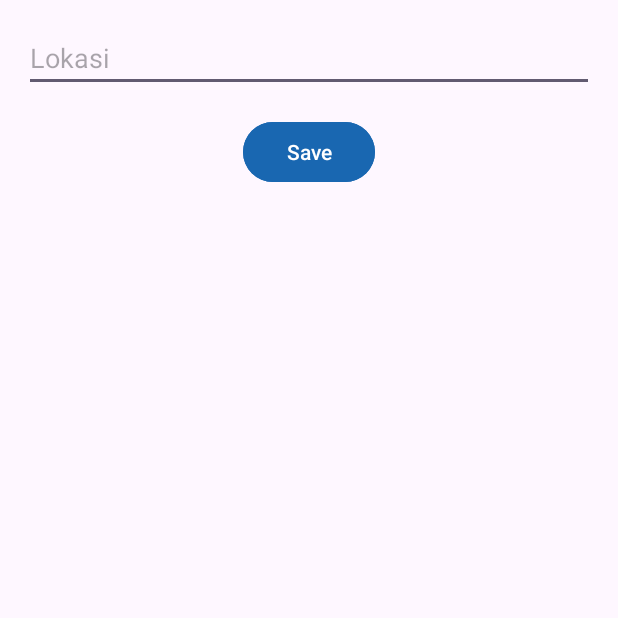
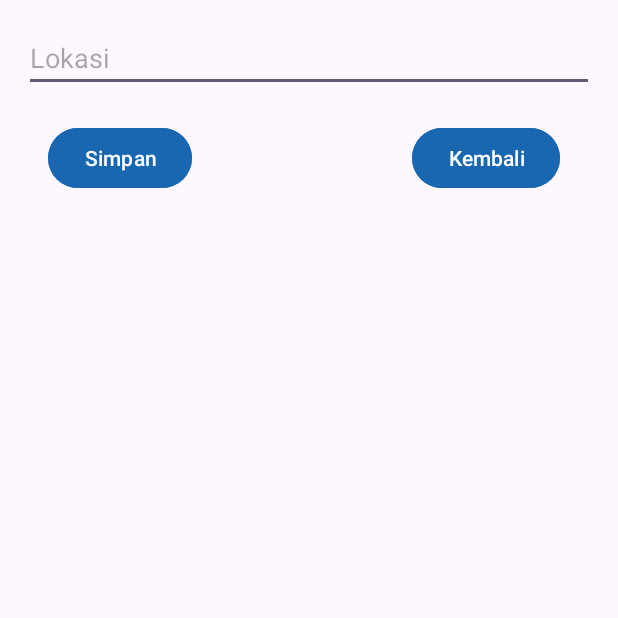
Before and after one commit to nindijltsr/InventarisBarang, an Android app: the AddRuanganActivity screen opened directly, with no data from a screen before it, on a phone screen of 412 x 824 dp, the top half of it. Run offline under Robolectric (Android 15) with nearby library versions, the phone set to English and light mode, and no system bars; our stand-ins replace Room's generated code.

Commit message:
Adjust Button 'Kembali': MainActivity, activity_add_barang.xml, activity_add_karyawan.xml, activity_add_ruangan.xml, dan activity_edit_barang.xml

```diff
--- a/app/src/main/res/layout/activity_add_ruangan.xml
+++ b/app/src/main/res/layout/activity_add_ruangan.xml
@@ -1,5 +1,6 @@
 <?xml version="1.0" encoding="utf-8"?>
 <androidx.constraintlayout.widget.ConstraintLayout xmlns:android="http://schemas.android.com/apk/res/android"
+    xmlns:tools="http://schemas.android.com/tools"
     android:layout_width="match_parent"
     android:layout_height="match_parent"
     xmlns:app="http://schemas.android.com/apk/res-auto"
@@ -18,11 +19,23 @@
         android:id="@+id/button_save"
         android:layout_width="wrap_content"
         android:layout_height="wrap_content"
-        android:text="Save"
+        android:layout_marginStart="16dp"
+        android:layout_marginTop="20dp"
         android:backgroundTint="@color/DarkBlue"
-        android:layout_marginTop="16dp"
-        app:layout_constraintTop_toBottomOf="@id/edit_lokasi"
+        android:text="Simpan"
         app:layout_constraintStart_toStartOf="parent"
-        app:layout_constraintEnd_toEndOf="parent" />
+        app:layout_constraintTop_toBottomOf="@id/edit_lokasi" />
+
+    <Button
+        android:id="@+id/button_back"
+        android:layout_width="wrap_content"
+        android:layout_height="wrap_content"
+        android:layout_marginTop="20dp"
+        android:backgroundTint="@color/DarkBlue"
+        android:text="Kembali"
+        app:layout_constraintEnd_toEndOf="parent"
+        app:layout_constraintHorizontal_bias="0.868"
+        app:layout_constraintStart_toEndOf="@+id/button_save"
+        app:layout_constraintTop_toBottomOf="@+id/edit_lokasi" />
 
 </androidx.constraintlayout.widget.ConstraintLayout>
--- a/app/src/main/res/layout/activity_edit_barang.xml
+++ b/app/src/main/res/layout/activity_edit_barang.xml
@@ -92,10 +92,10 @@
         android:layout_width="wrap_content"
         android:layout_height="wrap_content"
         android:layout_marginTop="32dp"
+        android:backgroundTint="@color/DarkBlue"
         android:text="Kembali"
-        android:backgroundTint="@color/DarkBlue"
         app:layout_constraintEnd_toEndOf="parent"
-        app:layout_constraintHorizontal_bias="0.458"
+        app:layout_constraintHorizontal_bias="0.393"
 
         app:layout_constraintStart_toEndOf="@+id/button_save"
         app:layout_constraintTop_toBottomOf="@+id/spinner_karyawan" />
```
Also changed, not shown: app/src/main/java/com/example/inventarisbarang/MainActivity.kt (+25 -5 lines), app/src/main/res/layout/activity_add_barang.xml (+18 -4 lines), app/src/main/res/layout/activity_add_karyawan.xml (+18 -4 lines).
